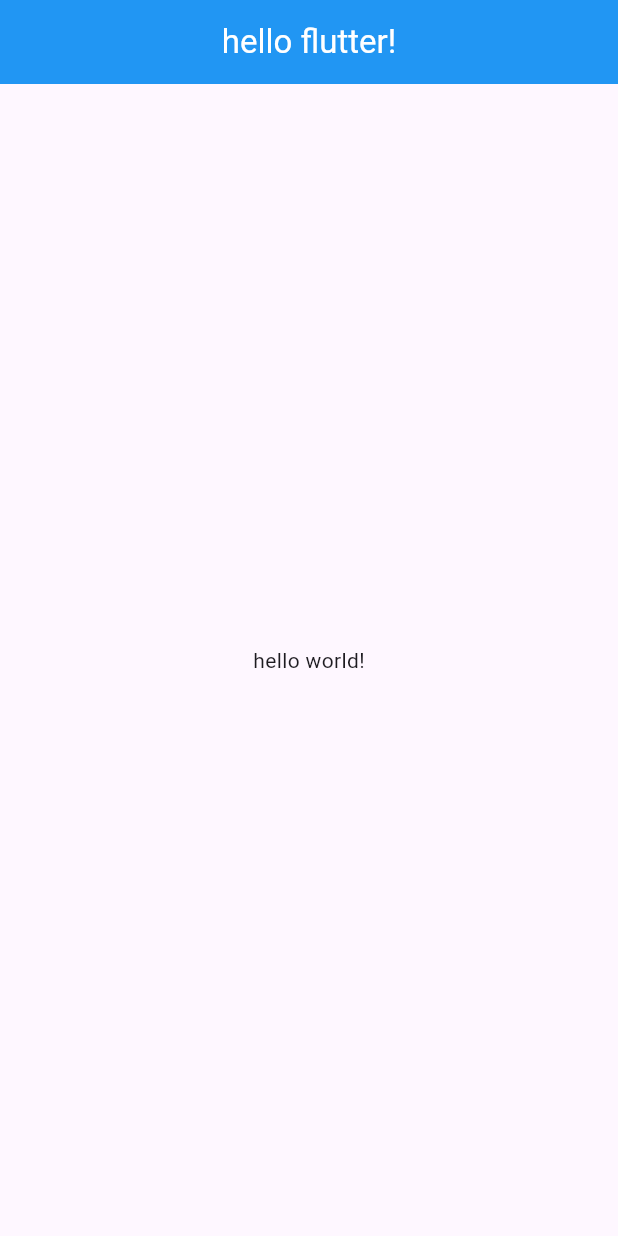
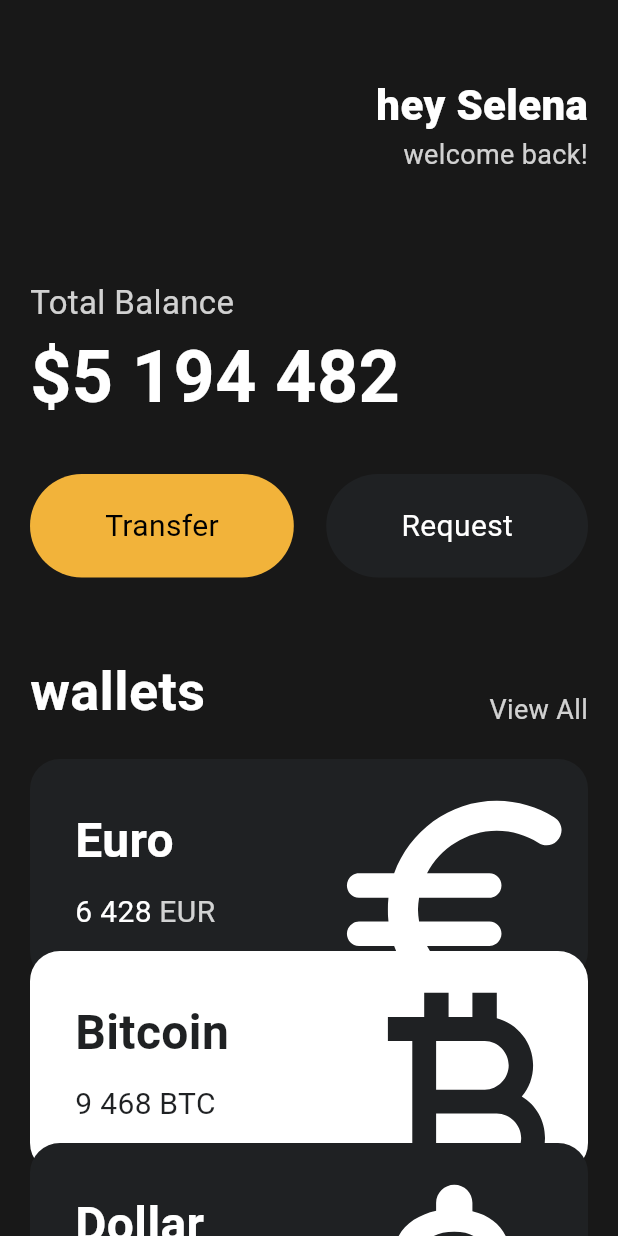
Before and after one commit to hnaa0/study-flutter, a Flutter app: the screen it shows after launch, on a phone screen of 412 x 824 dp. Run offline on Flutter 3.47's test engine with Material 3 defaults, Android fonts, the phone set to English and light mode, and no system bars.

Commit message:
~challenge 3.9

```diff
--- a/analysis_options.yaml
+++ b/analysis_options.yaml
@@ -23,6 +23,5 @@ linter:
   rules:
     # avoid_print: false  # Uncomment to disable the `avoid_print` rule
     # prefer_single_quotes: true  # Uncomment to enable the `prefer_single_quotes` rule
-
 # Additional information about this file can be found at
 # https://dart.dev/guides/language/analysis-options
--- a/lib/main.dart
+++ b/lib/main.dart
@@ -1,7 +1,15 @@
 import 'package:flutter/material.dart';
+import 'package:flutter/widgets.dart';
+import 'package:toonflix/widget/button.dart';
+import 'package:toonflix/widget/currency_card.dart';
 
 // flutter 관점의 widget = 레고블럭. flutter는 여러 레고블럭을 합쳐서 앱을 만듦.
 // 프로그래밍언어 관점의 widget = class
+
+// use 'const' with the constructor to timporve performance
+// const -> 수정할 수 없고 컴파일 전에 그 value를 알 수 있는 변수.
+// 상수를 알려주면 app이 동작하는게 더 쉽기 때문에 const인 widget들을 const로 바꾸는게 낫다고 알려주는 것.
+// 하지만 이걸 하나하나 수동으로 세팅하는건 불가능 -> setting.json에 "editor.codeActionsOnSave": {"source.fixAll": "explicit"} 추가
 
 class Player {
   String? name;
@@ -13,11 +21,13 @@ void main() {
   var nana = Player(name: "nana");
   nana.name;
   // runApp 함수에 주는 widget = root widget
-  runApp(App());
+  runApp(const App());
 }
 
 // class를 widget으로 만드려면 flutter sdk의 3개의 core widget 중 하나를 상속받아야 함.
 class App extends StatelessWidget {
+  const App({super.key});
+
   // 모든 widget은 build 메서드를 만들어야 함.
   // build 메서드는 widget의 ui를 만드는 역할.
   // flutter는 build 메서드가 뭘 리턴하던지 화면에 보여줌.
@@ -29,16 +39,135 @@ class App extends StatelessWidget {
     return MaterialApp(
       // 모든 화면은 saffold(구조)를 가져야 함.
       home: Scaffold(
-        appBar: AppBar(
-          title: Text("hello flutter!"),
-          centerTitle: true,
-          backgroundColor: Colors.blue,
-          foregroundColor: Colors.white,
-        ),
-        body: Center(
-          child: Text("hello world!"),
-        ),
-      ),
+          backgroundColor: const Color(0xFF181818),
+          // singlechildescrollview : 스크롤 가능하게 하는 위젯
+          body: SingleChildScrollView(
+            child: Padding(
+              padding: const EdgeInsets.symmetric(
+                horizontal: 20,
+              ),
+              child: Column(
+                crossAxisAlignment: CrossAxisAlignment.start,
+                children: [
+                  const SizedBox(
+                    height: 50,
+                  ),
+                  Row(
+                    mainAxisAlignment: MainAxisAlignment.end,
+                    children: [
+                      Column(
+                        crossAxisAlignment: CrossAxisAlignment.end,
+                        children: [
+                          const Text(
+                            "hey Selena",
+                            style: TextStyle(
+                              color: Colors.white,
+                              fontSize: 28,
+                              fontWeight: FontWeight.w800,
+                            ),
+                          ),
+                          Text(
+                            "welcome back!",
+                            style: TextStyle(
+                              color: Colors.white.withOpacity(0.8),
+                              fontSize: 18,
+                            ),
+                          ),
+                        ],
+                      )
+                    ],
+                  ),
+                  const SizedBox(
+                    height: 70,
+                  ),
+                  Text(
+                    "Total Balance",
+                    style: TextStyle(
+                      fontSize: 22,
+                      color: Colors.white.withOpacity(0.8),
+                    ),
+                  ),
+                  const Text(
+                    "\$5 194 482",
+                    style: TextStyle(
+                      fontSize: 48,
+                      fontWeight: FontWeight.w600,
+                      color: Colors.white,
+                    ),
+                  ),
+                  const SizedBox(
+                    height: 30,
+                  ),
+                  const Row(
+                    mainAxisAlignment: MainAxisAlignment.spaceBetween,
+                    children: [
+                      Button(
+                        text: "Transfer",
+                        bgColor: Color(0xFFF2B33A),
+                        textColor: Colors.black,
+                      ),
+                      Button(
+                        text: "Request",
+                        bgColor: Color(0xFF1F2123),
+                        textColor: Colors.white,
+                      ),
+                    ],
+                  ),
+                  const SizedBox(
+                    height: 50,
+                  ),
+                  Row(
+                    crossAxisAlignment: CrossAxisAlignment.end,
+                    mainAxisAlignment: MainAxisAlignment.spaceBetween,
+                    children: [
+                      const Text(
+                        "wallets",
+                        style: TextStyle(
+                          color: Colors.white,
+                          fontSize: 36,
+                          fontWeight: FontWeight.w600,
+                        ),
+                      ),
+                      Text(
+                        "View All",
+                        style: TextStyle(
+                          fontSize: 18,
+                          color: Colors.white.withOpacity(0.8),
+                        ),
+                      ),
+                    ],
+                  ),
+                  const SizedBox(
+                    height: 20,
+                  ),
+                  const CurrenctCard(
+                    name: "Euro",
+                    code: "EUR",
+                    amount: "6 428",
+                    icon: Icons.euro_rounded,
+                    isInverted: false,
+                    order: 0,
+                  ),
+                  const CurrenctCard(
+                    name: "Bitcoin",
+                    code: "BTC",
+                    amount: "9 468",
+                    icon: Icons.currency_bitcoin,
+                    isInverted: true,
+                    order: 1,
+                  ),
+                  const CurrenctCard(
+                    name: "Dollar",
+                    code: "USD",
+                    amount: "2 659",
+                    icon: Icons.attach_money_rounded,
+                    isInverted: false,
+                    order: 2,
+                  ),
+                ],
+              ),
+            ),
+          )),
     );
   }
 }
--- /dev/null
+++ b/lib/widget/button.dart
@@ -0,0 +1,37 @@
+import 'package:flutter/material.dart';
+
+class Button extends StatelessWidget {
+  final String text;
+  final Color bgColor;
+  final Color textColor;
+
+  const Button({
+    super.key,
+    required this.text,
+    required this.bgColor,
+    required this.textColor,
+  });
+
+  @override
+  Widget build(BuildContext context) {
+    return Container(
+      decoration: BoxDecoration(
+        color: bgColor,
+        borderRadius: BorderRadius.circular(45),
+      ),
+      child: Padding(
+        padding: const EdgeInsets.symmetric(
+          vertical: 20,
+          horizontal: 50,
+        ),
+        child: Text(
+          text,
+          style: TextStyle(
+            color: textColor,
+            fontSize: 20,
+          ),
+        ),
+      ),
+    );
+  }
+}
--- /dev/null
+++ b/lib/widget/currency_card.dart
@@ -0,0 +1,94 @@
+import 'package:flutter/material.dart';
+
+class CurrenctCard extends StatelessWidget {
+  final String name, code, amount;
+  final IconData icon;
+  final bool isInverted;
+  final int order;
+
+  // _변수명 = 프라이빗 변수
+  final _blackColor = const Color(0xFF1F2123);
+  final double _offsetY = -20;
+
+  const CurrenctCard({
+    super.key,
+    required this.name,
+    required this.code,
+    required this.amount,
+    required this.icon,
+    required this.isInverted,
+    required this.order,
+  });
+
+  @override
+  Widget build(BuildContext context) {
+    return Transform.translate(
+      offset: Offset(0, _offsetY * order),
+      child: Container(
+        clipBehavior: Clip.hardEdge,
+        decoration: BoxDecoration(
+          color: isInverted ? Colors.white : _blackColor,
+          borderRadius: BorderRadius.circular(20),
+        ),
+        child: Padding(
+          padding: const EdgeInsets.all(30),
+          child: Row(
+            mainAxisAlignment: MainAxisAlignment.spaceBetween,
+            children: [
+              Column(
+                crossAxisAlignment: CrossAxisAlignment.start,
+                children: [
+                  Text(
+                    name,
+                    style: TextStyle(
+                      fontSize: 32,
+                      fontWeight: FontWeight.w600,
+                      color: isInverted ? _blackColor : Colors.white,
+                    ),
+                  ),
+                  const SizedBox(
+                    height: 10,
+                  ),
+                  Row(
+                    children: [
+                      Text(
+                        amount,
+                        style: TextStyle(
+                          color: isInverted ? _blackColor : Colors.white,
+                          fontSize: 20,
+                        ),
+                      ),
+                      const SizedBox(
+                        width: 5,
+                      ),
+                      Text(
+                        code,
+                        style: TextStyle(
+                          color: isInverted
+                              ? _blackColor
+                              : Colors.white.withOpacity(0.8),
+                          fontSize: 20,
+                        ),
+                      ),
+                    ],
+                  )
+                ],
+              ),
+              Transform.scale(
+                scale: 2.2,
+                child: Transform.translate(
+                  offset: const Offset(-5, 12),
+                  child: Icon(
+                    icon,
+                    color: isInverted ? _blackColor : Colors.white,
+                    size: 88,
+                  ),
+                ),
+              )
+            ],
+          ),
+        ),
+      ),
+    );
+  }
+}
```
Also changed, not shown: 1 other file.
